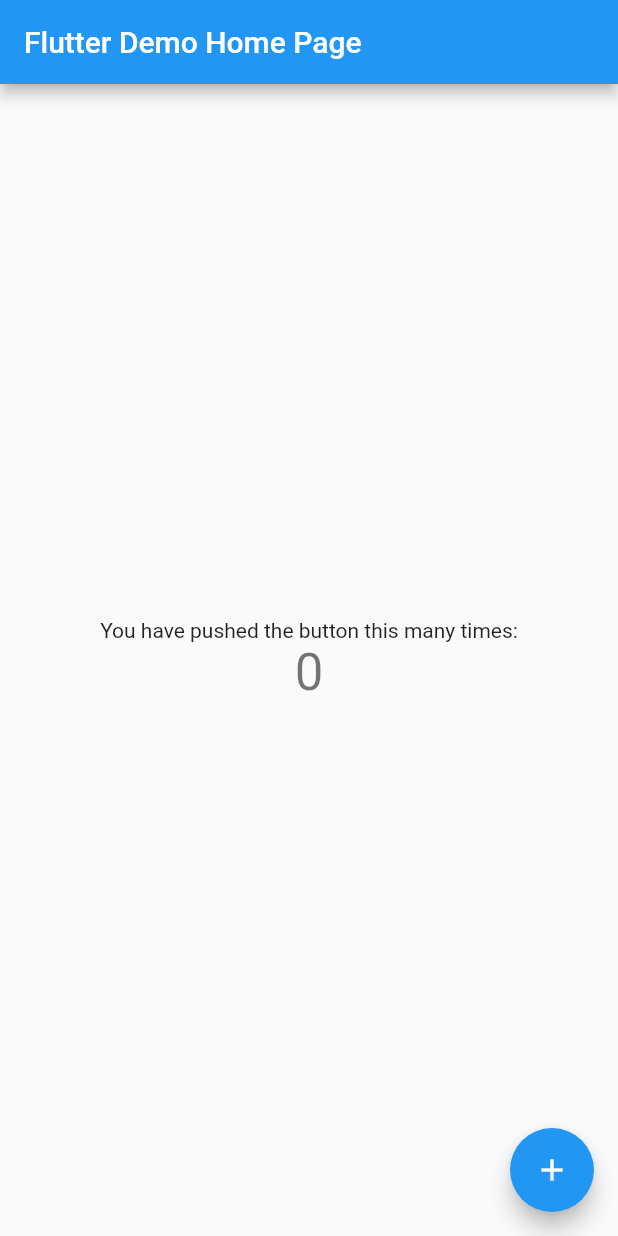
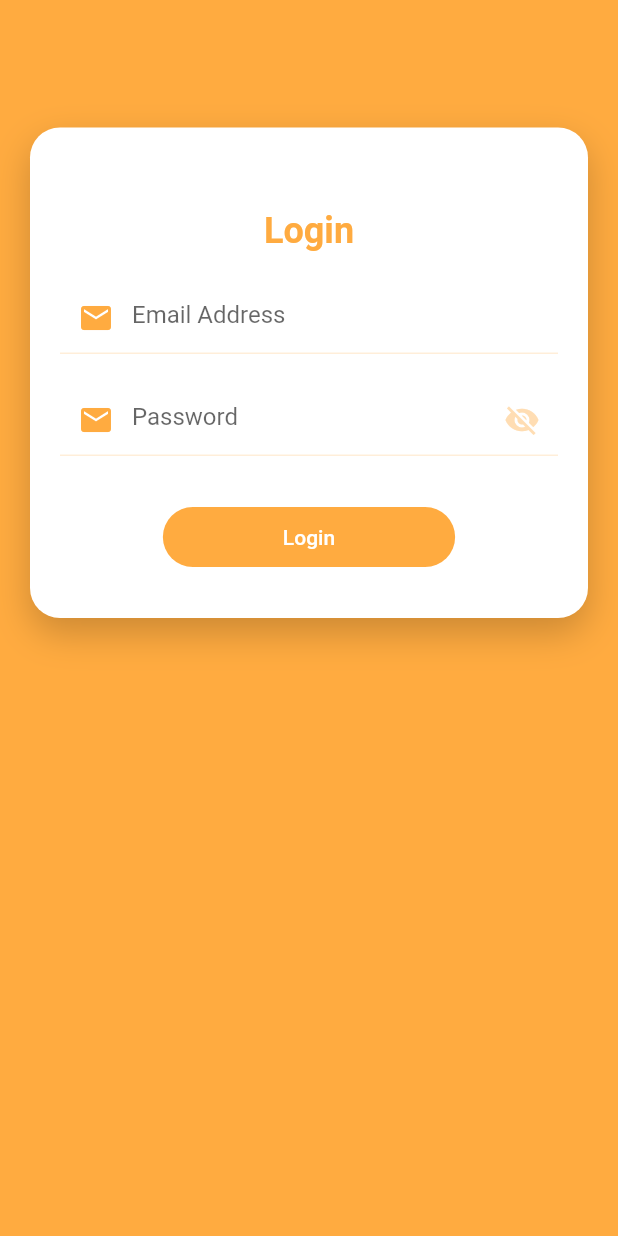
Before and after one commit to shatlykgur/flutter_loginpage_http_post_request, a Flutter app: the screen it shows after launch, on a phone screen of 412 x 824 dp. Run offline on Flutter 3.47's test engine with Material 2 defaults, Android fonts, the phone set to English and light mode, and no system bars; Roboto replaces fonts that are missing (Poppins).

Commit message:
login page ui

```diff
--- a/lib/main.dart
+++ b/lib/main.dart
@@ -1,65 +1,33 @@
 import 'package:flutter/material.dart';
+import 'package:flutter_loginpage_http_post_request/pages/login_page.dart';
 
 void main() => runApp(MyApp());
-
 
 class MyApp extends StatelessWidget {
   @override
   Widget build(BuildContext context) {
     return MaterialApp(
-      title: 'Flutter Demo',
+      title: 'Login Page',
+      debugShowCheckedModeBanner: false,
       theme: ThemeData(
-        primarySwatch: Colors.blue,
-        visualDensity: VisualDensity.adaptivePlatformDensity,
+        fontFamily: 'Poppins',
+        primaryColor: Colors.white,
+        floatingActionButtonTheme: FloatingActionButtonThemeData(
+            elevation: 0, foregroundColor: Colors.white),
+        accentColor: Colors.orangeAccent,
+        textTheme: TextTheme(
+          headline1: TextStyle(fontSize: 22.0, color: Colors.orangeAccent),
+          headline2: TextStyle(
+              fontSize: 24.0,
+              fontWeight: FontWeight.w700,
+              color: Colors.orangeAccent),
+          bodyText1: TextStyle(
+              fontSize: 14.0,
+              fontWeight: FontWeight.w400,
+              color: Colors.blueAccent),
+        ),
       ),
-      home: MyHomePage(title: 'Flutter Demo Home Page'),
+      home: LoginPage(),
     );
   }
 }
-
-class MyHomePage extends StatefulWidget {
-  MyHomePage({Key key, this.title}) : super(key: key);
-
-  final String title;
-
-  @override
-  _MyHomePageState createState() => _MyHomePageState();
-}
-
-class _MyHomePageState extends State<MyHomePage> {
-  int _counter = 0;
-
-  void _incrementCounter() {
-    setState(() {
-      _counter++;
-    });
-  }
-
-  @override
-  Widget build(BuildContext context) {
-    return Scaffold(
-      appBar: AppBar(
-        title: Text(widget.title),
-      ),
-      body: Center(
-        child: Column(
-          mainAxisAlignment: MainAxisAlignment.center,
-          children: <Widget>[
-            Text(
-              'You have pushed the button this many times:',
-            ),
-            Text(
-              '$_counter',
-              style: Theme.of(context).textTheme.headline4,
-            ),
-          ],
-        ),
-      ),
-      floatingActionButton: FloatingActionButton(
-        onPressed: _incrementCounter,
-        tooltip: 'Increment',
-        child: Icon(Icons.add),
-      ),
-    );
-  }
-}
--- /dev/null
+++ b/lib/pages/login_page.dart
@@ -0,0 +1,125 @@
+import 'package:flutter/material.dart';
+
+class LoginPage extends StatefulWidget {
+  @override
+  _LoginPageState createState() => _LoginPageState();
+}
+
+class _LoginPageState extends State<LoginPage> {
+  final scaffoldKey = GlobalKey<ScaffoldState>();
+  GlobalKey<FormState> globalFormKey = new GlobalKey<FormState>();
+  bool hidePassword = true;
+
+  @override
+  Widget build(BuildContext context) {
+    return Scaffold(
+      key: scaffoldKey,
+      backgroundColor: Theme.of(context).accentColor,
+      body: SingleChildScrollView(
+        child: Column(
+          children: [
+            Stack(
+              children: [
+                Container(
+                  width: double.infinity,
+                  padding: EdgeInsets.symmetric(vertical: 30, horizontal: 20),
+                  margin: EdgeInsets.symmetric(vertical: 85, horizontal: 20),
+                  decoration: BoxDecoration(
+                    borderRadius: BorderRadius.circular(20),
+                    color: Theme.of(context).primaryColor,
+                    boxShadow: [
+                      BoxShadow(
+                          color: Theme.of(context).hintColor.withOpacity(0.2),
+                          offset: Offset(0, 10),
+                          blurRadius: 20),
+                    ],
+                  ),
+                  child: Form(
+                    key: globalFormKey,
+                    child: Column(
+                      children: [
+                        SizedBox(height: 25),
+                        Text("Login",
+                            style: Theme.of(context).textTheme.headline2),
+                        SizedBox(height: 20),
+                        TextFormField(
+                          keyboardType: TextInputType.emailAddress,
+                          //onSaved: ,
+                          validator: (input) => !input.contains("@")
+                              ? "Email Id should be Valid"
+                              : null,
+                          decoration: InputDecoration(
+                            hintText: "Email Address",
+                            enabledBorder: UnderlineInputBorder(
+                                borderSide: BorderSide(
+                                    color: Theme.of(context)
+                                        .accentColor
+                                        .withOpacity(0.2))),
+                            focusedBorder: UnderlineInputBorder(
+                                borderSide: BorderSide(
+                              color: Theme.of(context).accentColor,
+                            )),
+                            prefixIcon: Icon(Icons.email,
+                                color: Theme.of(context).accentColor),
+                          ),
+                        ),
+                        SizedBox(height: 20.0),
+                        TextFormField(
+                          keyboardType: TextInputType.text,
+                          //onSaved: ,
+                          validator: (input) => input.length < 3
+                              ? "Password should be more than 3 characters"
+                              : null,
+                          obscureText: hidePassword,
+                          decoration: InputDecoration(
+                            hintText: "Password",
+                            enabledBorder: UnderlineInputBorder(
+                                borderSide: BorderSide(
+                                    color: Theme.of(context)
+                                        .accentColor
+                                        .withOpacity(0.2))),
+                            focusedBorder: UnderlineInputBorder(
+                                borderSide: BorderSide(
+                              color: Theme.of(context).accentColor,
+                            )),
+                            prefixIcon: Icon(Icons.email,
+                                color: Theme.of(context).accentColor),
+                            suffixIcon: IconButton(
+                              onPressed: () {
+                                setState(() {
+                                  hidePassword = !hidePassword;
+                                });
+                              },
+                              color: Theme.of(context)
+                                  .accentColor
+                                  .withOpacity(0.4),
+                              icon: Icon(hidePassword
+                                  ? Icons.visibility_off
+                                  : Icons.visibility),
+                            ),
+                          ),
+                        ),
+                        SizedBox(height: 30),
+                        FlatButton(
+                          padding: EdgeInsets.symmetric(
+                            vertical: 12,
+                            horizontal: 80,
+                          ),
+                          onPressed: () {},
+                          child: Text("Login",
+                              style: TextStyle(color: Colors.white)),
+                          color: Theme.of(context).accentColor,
+                          shape: StadiumBorder(),
+                        ),
+                      ],
+                    ),
+                  ),
+                ),
+              ],
+            ),
+          ],
+        ),
+      ),
+    );
+  }
+}
```
